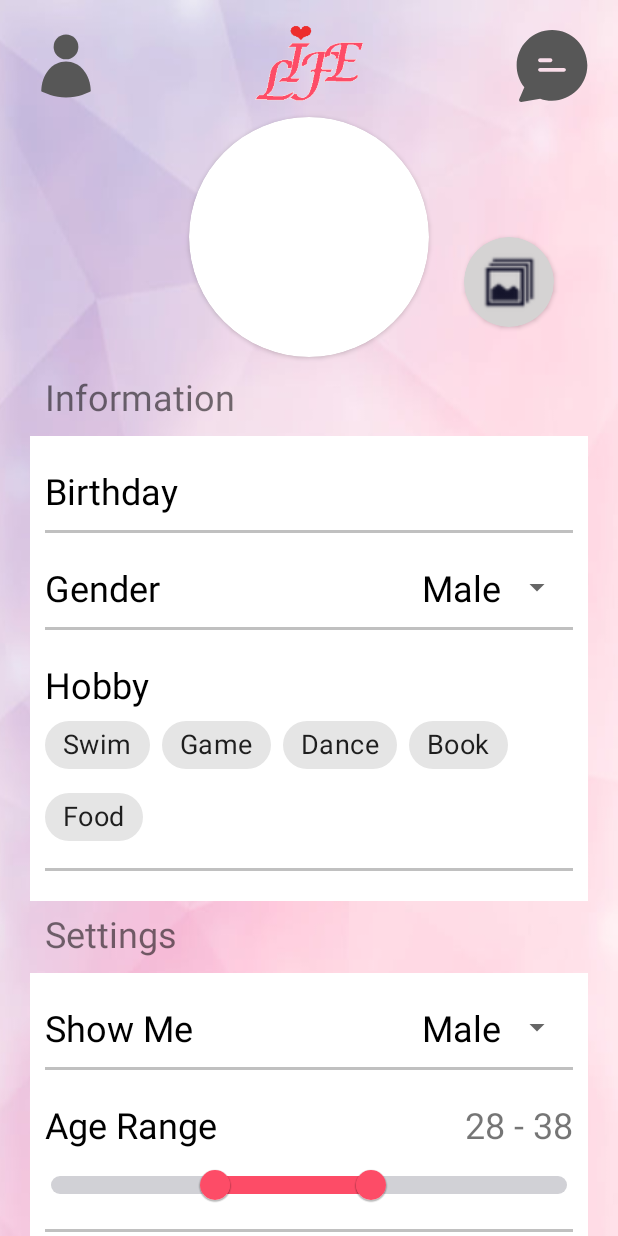
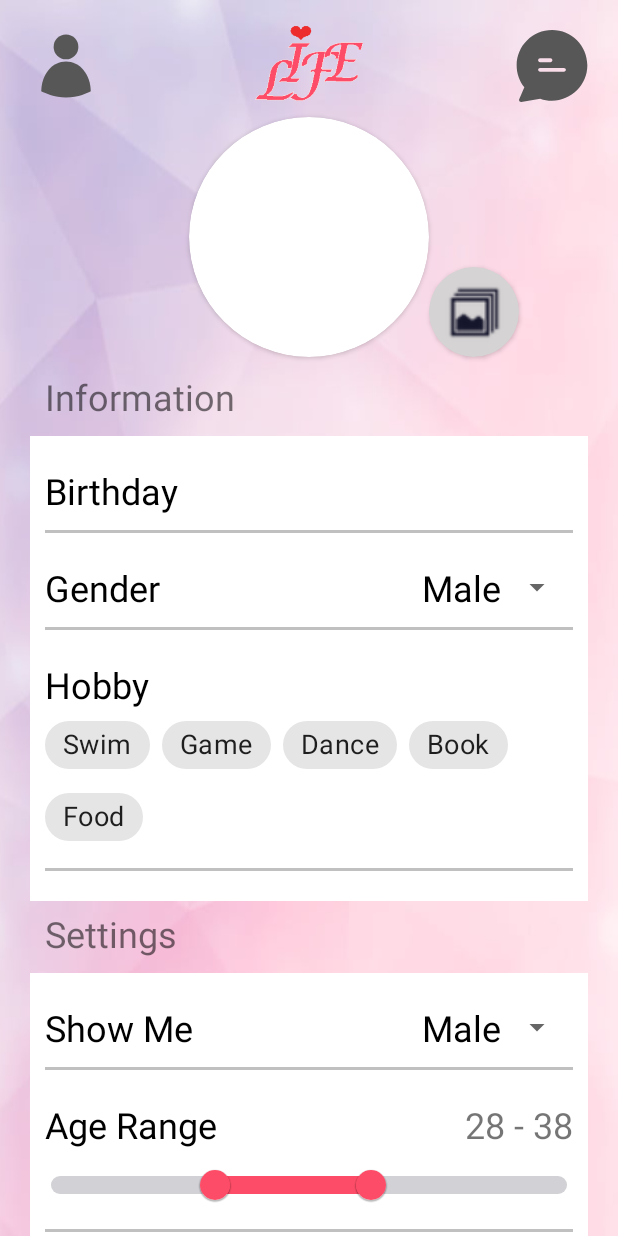
Before and after one commit to Heisenberg5124/Final-Project-PRM391, an Android app: the fragment MyProfileFragment placed in its activity, on a phone screen of 412 x 824 dp. Run offline under Robolectric (Android 15) with nearby library versions, the phone set to English and light mode, and no system bars; our stand-ins replace Firebase (no records; nobody signed in at launch, a user with empty details on screens opened directly); libraries missing offline, so code that uses them is left out: at.markushi.ui, com.yuyakaido.android; 17 statements that could not run were skipped.

Commit message:
clean xaki-branch after merge

```diff
--- a/FinalProject/app/src/main/res/layout/fragment_my_profile.xml
+++ b/FinalProject/app/src/main/res/layout/fragment_my_profile.xml
@@ -33,14 +33,10 @@
             android:id="@+id/cardViewBtnImages"
             android:layout_width="60dp"
             android:layout_height="60dp"
-            android:layout_marginTop="90dp"
-            android:layout_marginEnd="15dp"
             app:cardBackgroundColor="#D5D3D3"
             app:cardCornerRadius="200dp"
-            app:layout_constraintEnd_toEndOf="parent"
-            app:layout_constraintHorizontal_bias="0.919"
-            app:layout_constraintStart_toStartOf="parent"
-            app:layout_constraintTop_toTopOf="parent">
+            app:layout_constraintBottom_toBottomOf="@+id/cardView"
+            app:layout_constraintStart_toEndOf="@+id/cardView">
 
             <Button
                 android:id="@+id/btn_edit_image"
@@ -56,14 +52,16 @@
         <ScrollView
             android:id="@+id/scrollview_information_myprofile"
             android:layout_width="match_parent"
-            android:layout_height="match_parent"
+            android:layout_height="0dp"
             android:layout_marginLeft="20dp"
-            android:layout_marginTop="170dp"
+            android:layout_marginTop="10dp"
             android:layout_marginRight="20dp"
             android:scrollbars="none"
+            app:layout_constraintBottom_toBottomOf="parent"
             app:layout_constraintEnd_toEndOf="parent"
             app:layout_constraintStart_toStartOf="parent"
-            app:layout_constraintTop_toBottomOf="@+id/cardView">
+            app:layout_constraintTop_toBottomOf="@+id/cardView"
+            app:layout_constraintVertical_weight="1">
 
             <LinearLayout
                 android:layout_width="match_parent"
@@ -74,7 +72,6 @@
                     android:layout_width="match_parent"
                     android:layout_height="wrap_content"
                     android:layout_marginStart="10dp"
-                    android:layout_marginTop="10dp"
                     android:layout_marginBottom="10dp"
                     android:text="Information"
                     android:textSize="24sp" />
@@ -109,7 +106,6 @@
                             android:ems="10"
                             android:focusable="false"
                             android:inputType="textPersonName"
-                            android:textAlignment="viewEnd"
                             android:textSize="24sp" />
                     </LinearLayout>
 
```
Also changed, not shown: FinalProject/app/src/main/java/fpt/life/finalproject/screen/homepage/HomepageFragment.java (+3 -26 lines).
